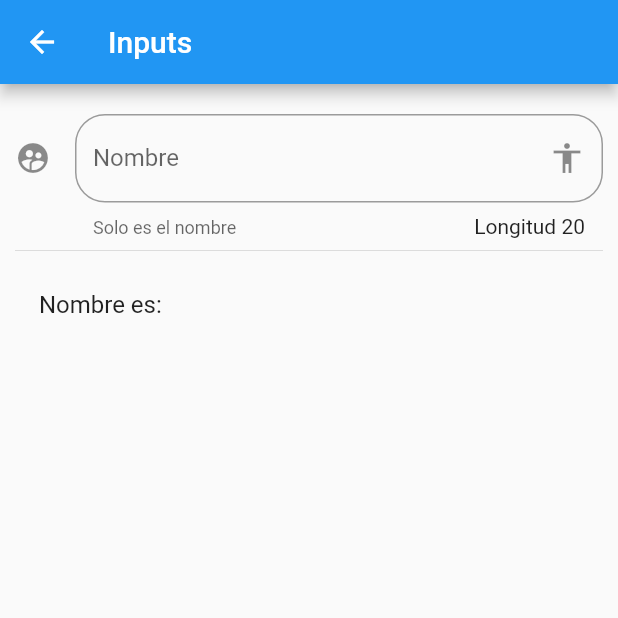
After one commit to ocaparrostortosa/flutter-first-steps, a Flutter app: the InputsPage screen opened by its route, on a phone screen of 412 x 824 dp, the top half of it. The commit adds this screen. Run offline on Flutter 3.47's test engine with Material 2 defaults, Android fonts, the phone set to English and light mode, and no system bars.

Commit message:
Added the new InputPage with the first TextField example

```diff
--- a/flutter_widgets/lib/data/localJsonFile/menu_opts.json
+++ b/flutter_widgets/lib/data/localJsonFile/menu_opts.json
@@ -20,6 +20,11 @@
             "ruta" : "animatedContainer",
             "icon" : "donut_large",
             "texto": "Animated Container"
+        },
+        {
+            "ruta" : "inputs",
+            "icon" : "input",
+            "texto": "Inputs"
         }
     ]
 }
--- /dev/null
+++ b/flutter_widgets/lib/src/pages/inputs_page.dart
@@ -0,0 +1,69 @@
+import 'package:flutter/material.dart';
+
+class InputsPage extends StatefulWidget {
+  InputsPage({Key key}) : super(key: key);
+
+  @override
+  _InputsPageState createState() => _InputsPageState();
+}
+
+class _InputsPageState extends State<InputsPage> {
+
+  String _nombre = "";
+  int _longitudMax = 20;
+  int _longitudNombre = 20;
+
+
+  @override
+  Widget build(BuildContext context) {
+    return Scaffold(
+      appBar: AppBar(title: Text("Inputs"),),
+      body: ListView(
+        padding: EdgeInsets.symmetric(horizontal: 10.0, vertical: 20.0),
+        children: <Widget>[
+          _crearInput(),
+          Divider(),
+          _crearPersona()
+        ],
+      ),
+    );
+  }
+
+  Widget _crearInput() {
+
+    return TextField(
+
+      //autofocus: true,
+      maxLength: _longitudMax,
+      textCapitalization: TextCapitalization.sentences,
+      decoration: InputDecoration(
+        counter: Text("Longitud ${_longitudNombre}"),
+        hintText: "Introduzca el nombre",
+        labelText: "Nombre",
+        helperText: "Solo es el nombre",
+        suffixIcon: Icon(Icons.accessibility),
+        icon: Icon(Icons.supervised_user_circle),
+        border: OutlineInputBorder(
+          borderRadius: BorderRadius.circular(20.0),
+        ),
+      ),
+      onChanged: (valor){
+        setState(() {
+          _nombre = valor;
+          _longitudNombre = _longitudMax - valor.length;
+        });
+      },
+
+    );
+
+  }
+
+
+  Widget _crearPersona(){
+    return ListTile(
+
+      title: Text("Nombre es: $_nombre"),
+
+    );
+  }
+}
--- a/flutter_widgets/lib/src/routes/routes.dart
+++ b/flutter_widgets/lib/src/routes/routes.dart
@@ -4,16 +4,18 @@ import 'package:flutter_widgets/src/pages/animated_container.dart';
 import 'package:flutter_widgets/src/pages/avatar_page.dart';
 import 'package:flutter_widgets/src/pages/card_pages.dart';
 import 'package:flutter_widgets/src/pages/home_pages_json_list.dart';
+import 'package:flutter_widgets/src/pages/inputs_page.dart';
 
 Map<String, WidgetBuilder> getApplicationRoutes(){
 
 
 return <String, WidgetBuilder>{ //Este metodo son para pocas rutas
-        '/'     : (BuildContext context) => HomePagePages(),
-        'alert' : (BuildContext context) => AlertPage(),
-        'avatar': (BuildContext context) => AvatarPage(),
-        'card': (BuildContext context) => CardPage(),
-        'animatedContainer': (BuildContext context) => AnimatedContainerPage()
+        '/'                 : (BuildContext context) => HomePagePages(),
+        'alert'             : (BuildContext context) => AlertPage(),
+        'avatar'            : (BuildContext context) => AvatarPage(),
+        'card'              : (BuildContext context) => CardPage(),
+        'animatedContainer' : (BuildContext context) => AnimatedContainerPage(),
+        'inputs'            : (BuildContext context) => InputsPage(),
 };
 
 }
--- a/flutter_widgets/lib/src/utils/icono_string_util.dart
+++ b/flutter_widgets/lib/src/utils/icono_string_util.dart
@@ -8,7 +8,8 @@ final _icono = <String, IconData>{
   'add_alert'     : Icons.add_alert,
   'accessibility' : Icons.accessibility,
   'folder_open'   : Icons.folder_open,
-  'donut_large'   : Icons.donut_large
+  'donut_large'   : Icons.donut_large,
+  'input'         : Icons.input
 
 };
 
```
